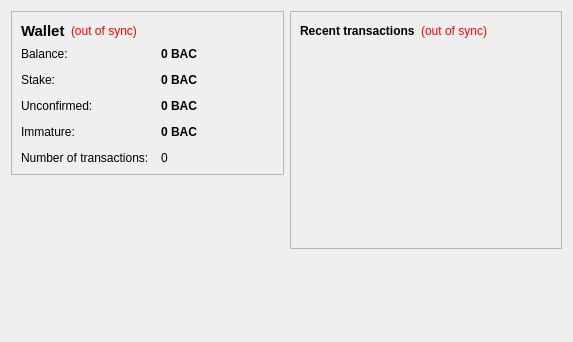
The window that src/qt/forms/overviewpage.ui (bruteforceworker/testko2) describes before a commit, drawn with Qt 5.
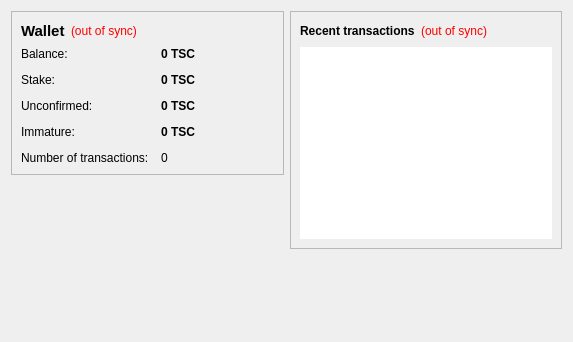
The same window after the commit.

```diff
--- a/src/qt/forms/overviewpage.ui
+++ b/src/qt/forms/overviewpage.ui
@@ -44,7 +44,7 @@
           <item>
            <widget class="QLabel" name="labelWalletStatus">
             <property name="toolTip">
-             <string>The displayed information may be out of date. Your wallet automatically synchronizes with the Basecoin network after a connection is established, but this process has not completed yet.</string>
+             <string>The displayed information may be out of date. Your wallet automatically synchronizes with the Testnicoin network after a connection is established, but this process has not completed yet.</string>
             </property>
             <property name="styleSheet">
              <string notr="true">QLabel { color: red; }</string>
@@ -105,7 +105,7 @@
              <string>Your current balance</string>
             </property>
             <property name="text">
-             <string notr="true">0 BAC</string>
+             <string notr="true">0 TSC</string>
             </property>
             <property name="textInteractionFlags">
              <set>Qt::LinksAccessibleByMouse|Qt::TextSelectableByKeyboard|Qt::TextSelectableByMouse</set>
@@ -134,7 +134,7 @@
              <string>Total of coins that was staked, and do not yet count toward the current balance</string>
             </property>
             <property name="text">
-             <string notr="true">0 BAC</string>
+             <string notr="true">0 TSC</string>
             </property>
             <property name="textInteractionFlags">
              <set>Qt::LinksAccessibleByMouse|Qt::TextSelectableByKeyboard|Qt::TextSelectableByMouse</set>
@@ -163,7 +163,7 @@
              <string>Total of transactions that have yet to be confirmed, and do not yet count toward the current balance</string>
             </property>
             <property name="text">
-             <string notr="true">0 BAC</string>
+             <string notr="true">0 TSC</string>
             </property>
             <property name="textInteractionFlags">
              <set>Qt::LinksAccessibleByMouse|Qt::TextSelectableByKeyboard|Qt::TextSelectableByMouse</set>
@@ -189,7 +189,7 @@
              <string>Mined balance that has not yet matured</string>
             </property>
             <property name="text">
-             <string notr="true">0 BAC</string>
+             <string notr="true">0 TSC</string>
             </property>
             <property name="textInteractionFlags">
              <set>Qt::LinksAccessibleByMouse|Qt::TextSelectableByKeyboard|Qt::TextSelectableByMouse</set>
@@ -256,7 +256,7 @@
           <item>
            <widget class="QLabel" name="labelTransactionsStatus">
             <property name="toolTip">
-             <string>The displayed information may be out of date. Your wallet automatically synchronizes with the Basecoin network after a connection is established, but this process has not completed yet.</string>
+             <string>The displayed information may be out of date. Your wallet automatically synchronizes with the Testnicoin network after a connection is established, but this process has not completed yet.</string>
             </property>
             <property name="styleSheet">
              <string notr="true">QLabel { color: red; }</string>
@@ -287,7 +287,7 @@
         <item>
          <widget class="QListView" name="listTransactions">
           <property name="styleSheet">
-           <string notr="true">QListView { background: transparent; }</string>
+           <string notr="true">QListView { tsckground: transparent; }</string>
           </property>
           <property name="frameShape">
            <enum>QFrame::NoFrame</enum>
```
